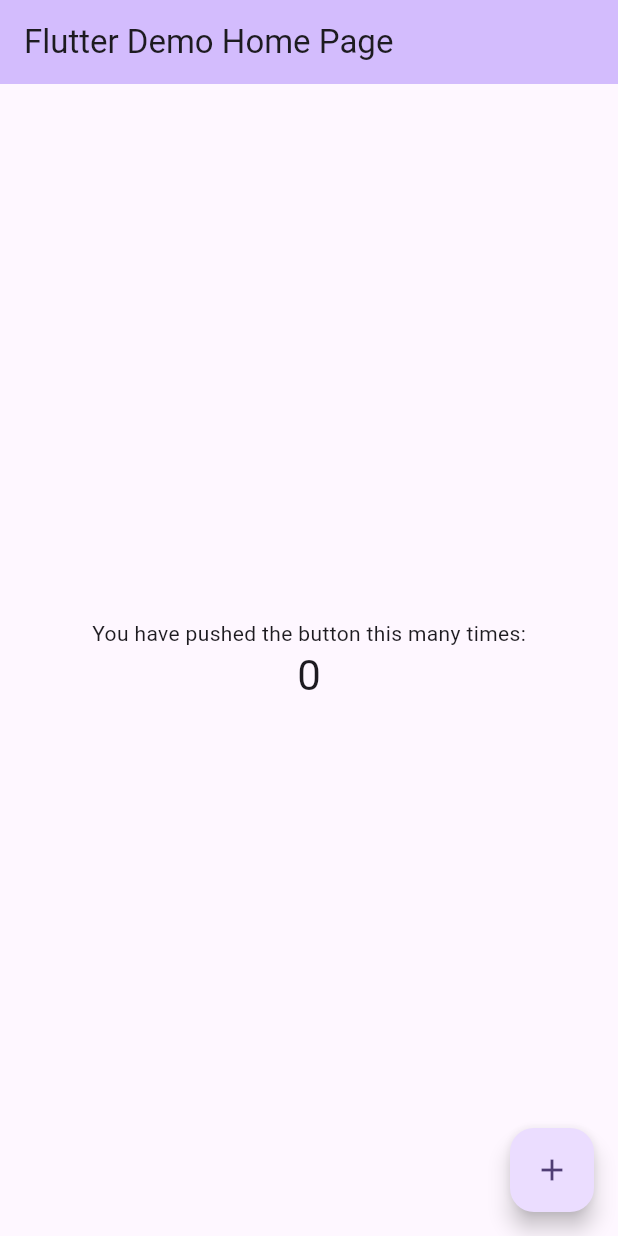
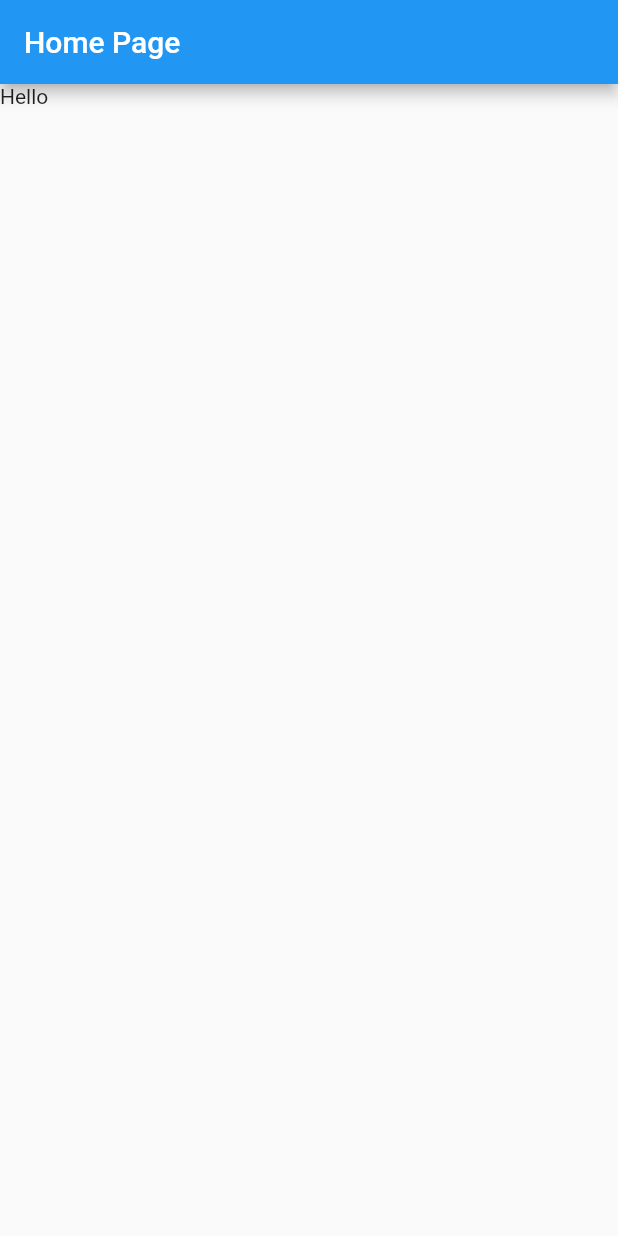
Before and after one commit to Ch-Muhammad-Tahir/Parcel-connect-, a Flutter app: the screen it shows after launch, on a phone screen of 412 x 824 dp. Run offline on Flutter 3.47's test engine with Material 2 defaults, Android fonts, the phone set to English and light mode, and no system bars.

Commit message:
Create Project Structure(MVVM)

```diff
--- a/lib/main.dart
+++ b/lib/main.dart
@@ -1,125 +1,8 @@
 import 'package:flutter/material.dart';
+import 'package:fyp_project/views/home_page/home_screen.dart';
 
-void main() {
-  runApp(const MyApp());
+void main(List<String> args) {
+  runApp(const MaterialApp(
+    home: HomePageScreenWidget(),
+  ));
 }
-
-class MyApp extends StatelessWidget {
-  const MyApp({super.key});
-
-  // This widget is the root of your application.
-  @override
-  Widget build(BuildContext context) {
-    return MaterialApp(
-      title: 'Flutter Demo',
-      theme: ThemeData(
-        // This is the theme of your application.
-        //
-        // TRY THIS: Try running your application with "flutter run". You'll see
-        // the application has a blue toolbar. Then, without quitting the app,
-        // try changing the seedColor in the colorScheme below to Colors.green
-        // and then invoke "hot reload" (save your changes or press the "hot
-        // reload" button in a Flutter-supported IDE, or press "r" if you used
-        // the command line to start the app).
-        //
-        // Notice that the counter didn't reset back to zero; the application
-        // state is not lost during the reload. To reset the state, use hot
-        // restart instead.
-        //
-        // This works for code too, not just values: Most code changes can be
-        // tested with just a hot reload.
-        colorScheme: ColorScheme.fromSeed(seedColor: Colors.deepPurple),
-        useMaterial3: true,
-      ),
-      home: const MyHomePage(title: 'Flutter Demo Home Page'),
-    );
-  }
-}
-
-class MyHomePage extends StatefulWidget {
-  const MyHomePage({super.key, required this.title});
-
-  // This widget is the home page of your application. It is stateful, meaning
-  // that it has a State object (defined below) that contains fields that affect
-  // how it looks.
-
-  // This class is the configuration for the state. It holds the values (in this
-  // case the title) provided by the parent (in this case the App widget) and
-  // used by the build method of the State. Fields in a Widget subclass are
-  // always marked "final".
-
-  final String title;
-
-  @override
-  State<MyHomePage> createState() => _MyHomePageState();
-}
-
-class _MyHomePageState extends State<MyHomePage> {
-  int _counter = 0;
-
-  void _incrementCounter() {
-    setState(() {
-      // This call to setState tells the Flutter framework that something has
-      // changed in this State, which causes it to rerun the build method below
-      // so that the display can reflect the updated values. If we changed
-      // _counter without calling setState(), then the build method would not be
-      // called again, and so nothing would appear to happen.
-      _counter++;
-    });
-  }
-
-  @override
-  Widget build(BuildContext context) {
-    // This method is rerun every time setState is called, for instance as done
-    // by the _incrementCounter method above.
-    //
-    // The Flutter framework has been optimized to make rerunning build methods
-    // fast, so that you can just rebuild anything that needs updating rather
-    // than having to individually change instances of widgets.
-    return Scaffold(
-      appBar: AppBar(
-        // TRY THIS: Try changing the color here to a specific color (to
-        // Colors.amber, perhaps?) and trigger a hot reload to see the AppBar
-        // change color while the other colors stay the same.
-        backgroundColor: Theme.of(context).colorScheme.inversePrimary,
-        // Here we take the value from the MyHomePage object that was created by
-        // the App.build method, and use it to set our appbar title.
-        title: Text(widget.title),
-      ),
-      body: Center(
-        // Center is a layout widget. It takes a single child and positions it
-        // in the middle of the parent.
-        child: Column(
-          // Column is also a layout widget. It takes a list of children and
-          // arranges them vertically. By default, it sizes itself to fit its
-          // children horizontally, and tries to be as tall as its parent.
-          //
-          // Column has various properties to control how it sizes itself and
-          // how it positions its children. Here we use mainAxisAlignment to
-          // center the children vertically; the main axis here is the vertical
-          // axis because Columns are vertical (the cross axis would be
-          // horizontal).
-          //
-          // TRY THIS: Invoke "debug painting" (choose the "Toggle Debug Paint"
-          // action in the IDE, or press "p" in the console), to see the
-          // wireframe for each widget.
-          mainAxisAlignment: MainAxisAlignment.center,
-          children: <Widget>[
-            const Text(
-              'You have pushed the button this many times:',
-            ),
-            Text(
-              '$_counter',
-              style: Theme.of(context).textTheme.headlineMedium,
-            ),
-          ],
-        ),
-      ),
-      floatingActionButton: FloatingActionButton(
-        onPressed: _incrementCounter,
-        tooltip: 'Increment',
-        child: const Icon(Icons.add),
-      ), // This trailing comma makes auto-formatting nicer for build methods.
-    );
-  }
-}
--- /dev/null
+++ b/lib/views/home_page/home_screen.dart
@@ -0,0 +1,13 @@
+import 'package:flutter/material.dart';
+
+class HomePageScreenWidget extends StatelessWidget {
+  const HomePageScreenWidget({super.key});
+
+  @override
+  Widget build(BuildContext context) {
+    return Scaffold(
+      appBar: AppBar(title: const Text("Home Page")),
+      body: const Column(children: [Text("Hello")]),
+    );
+  }
+}
```
